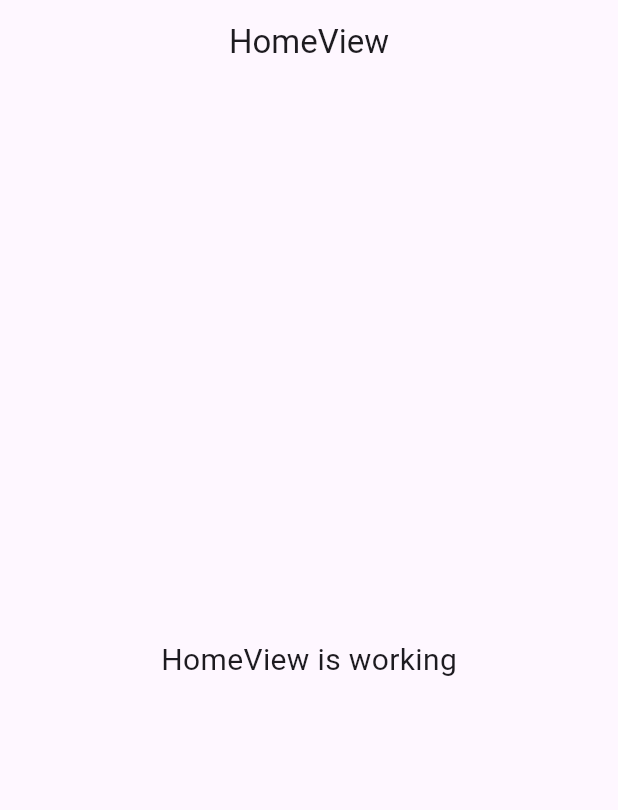
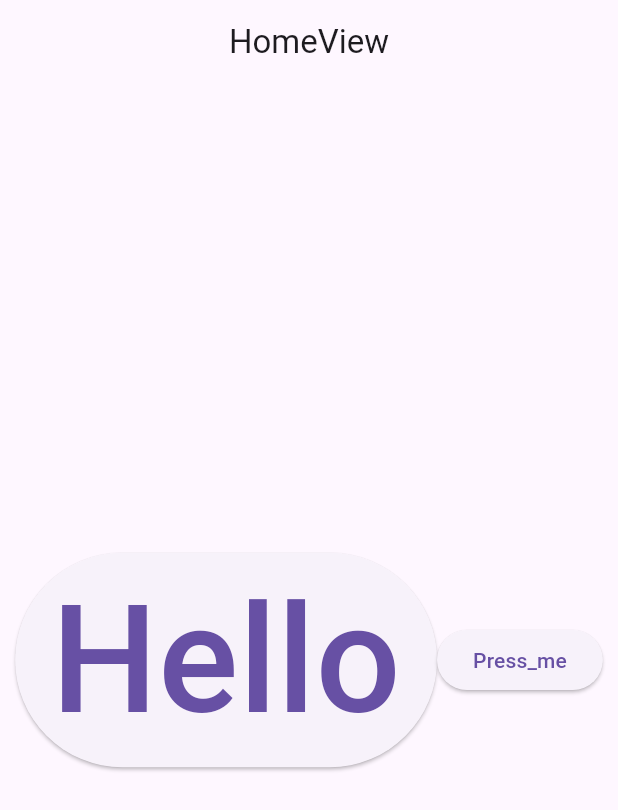
Before and after one commit to Mario0345/kt1_2, a Flutter app: the screen it shows after launch, on a phone screen of 412 x 824 dp. Shown: the top 810 px of the screen. Run offline on Flutter 3.47's test engine with Material 3 defaults, Android fonts, the phone set to English and light mode, and no system bars; our stand-ins replace get.

Commit message:
result_without_getStorage

```diff
--- a/lib/app/modules/home/controllers/home_controller.dart
+++ b/lib/app/modules/home/controllers/home_controller.dart
@@ -3,7 +3,33 @@ import 'package:get/get.dart';
 class HomeController extends GetxController {
   //TODO: Implement HomeController
 
-  final count = 0.obs;
+  var pressed = 0.obs;
+  var list_of_emoji = ['😀','😁','😅','😌'].obs;
+  // var list_of_emoji = ['1','2','3','4'].obs;
+  var index = 0;
+  var text = "Hello".obs;
+
+  void plus(){
+    pressed.value++;
+  }
+
+  String plusEmojis(){
+    while (true) {
+      if(list_of_emoji.length == index){
+        index = 0;
+        return text(list_of_emoji[index++]);
+      }
+      else{
+       return text(list_of_emoji[index++]);
+      }
+
+    }
+    // for (var i = 0; i < list_of_emoji.length; i++) {
+    //   text(list_of_emoji[i]);
+    // }
+
+  }
+
   @override
   void onInit() {
     super.onInit();
@@ -19,5 +45,4 @@ class HomeController extends GetxController {
     super.onClose();
   }
 
-  void increment() => count.value++;
 }
--- a/lib/app/modules/home/views/home_view.dart
+++ b/lib/app/modules/home/views/home_view.dart
@@ -9,16 +9,28 @@ class HomeView extends GetView<HomeController> {
   @override
   Widget build(BuildContext context) {
     return Scaffold(
-      appBar: AppBar(
-        title: const Text('HomeView'),
-        centerTitle: true,
-      ),
-      body: const Center(
-        child: Text(
-          'HomeView is working',
-          style: TextStyle(fontSize: 20),
+        appBar: AppBar(
+          title: const Text('HomeView'),
+          centerTitle: true,
         ),
-      ),
-    );
+        body: Column(
+          mainAxisAlignment: MainAxisAlignment.center,
+          children: [
+            Row(
+              mainAxisAlignment: MainAxisAlignment.center,
+              children: [
+                ElevatedButton(
+                    onPressed: () {},
+                    child: Obx(
+                      () => Text("${controller.text}",
+                          style: const TextStyle(fontSize: 100)),
+                    )),
+                ElevatedButton(
+                    onPressed: () => controller.plusEmojis(),
+                    child: Text('Press_me'))
+              ],
+            ),
+          ],
+        ));
   }
 }
```
Also changed, not shown: lib/app/data/emoji.dart (added).
